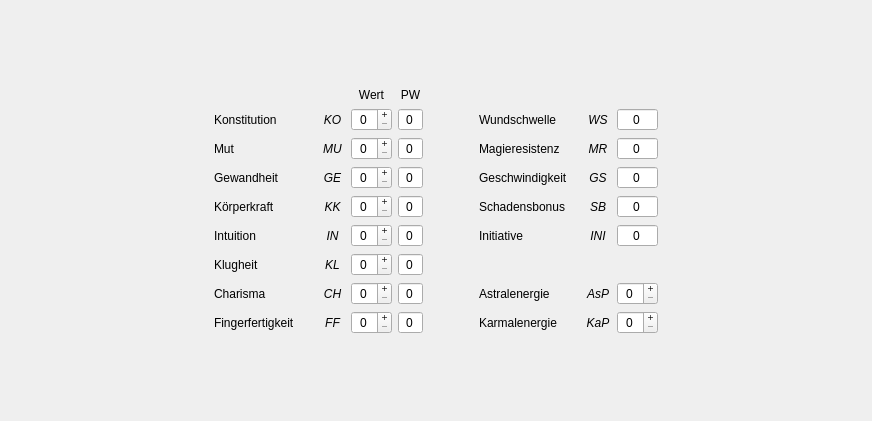
This is UI/CharakterAttribute.ui in Aeolitus/Sephrasto as Qt 5 draws it before an edit. The edited form follows.
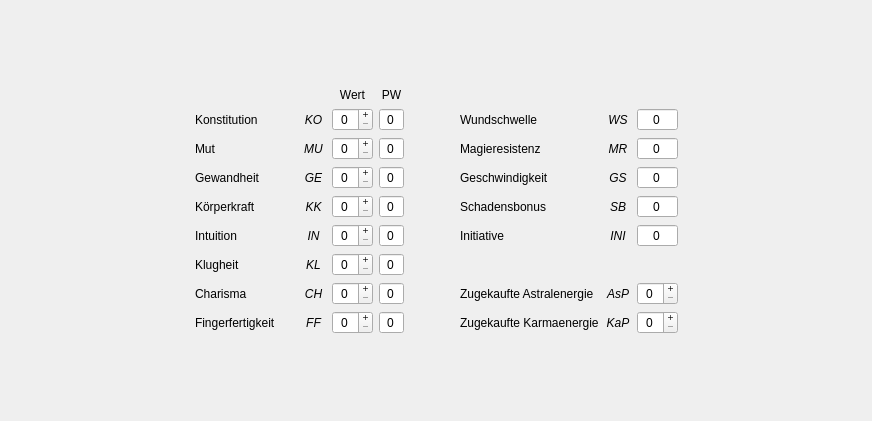
This is the edited form.

Commit message: * Set Styles to indicate when an element is readOnly * Clarified AsP Label Text * Removed grey background of Scrollareas * Updated Error that appears when pdftk is not installed

The edit to the form file:
```diff
--- a/UI/CharakterAttribute.ui
+++ b/UI/CharakterAttribute.ui
@@ -746,7 +746,7 @@
         </size>
        </property>
        <property name="text">
-        <string>Karmalenergie</string>
+        <string>Zugekaufte Karmaenergie</string>
        </property>
       </widget>
      </item>
@@ -788,7 +788,7 @@
      <item row="8" column="6">
       <widget class="QLabel" name="label_14">
        <property name="text">
-        <string>Astralenergie</string>
+        <string>Zugekaufte Astralenergie</string>
        </property>
       </widget>
      </item>
```
The commit also changes 3 other files.
